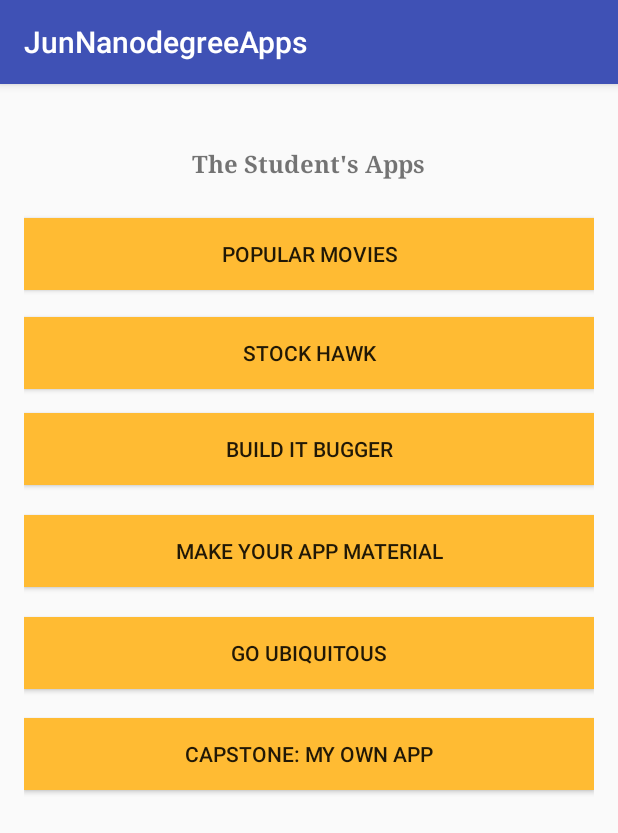
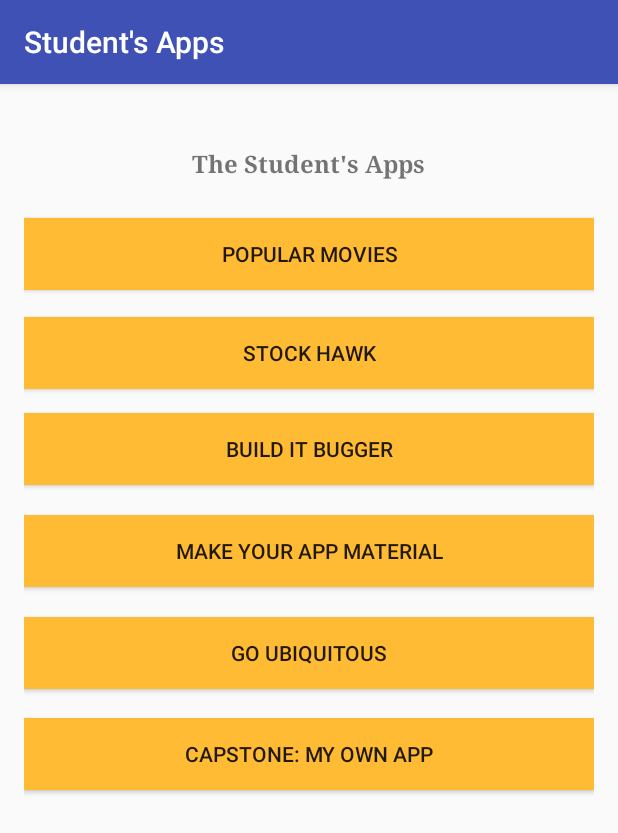
Before and after one commit to jwang1/android_proj0, an Android app: the screen it shows after launch (MainActivity), on a phone screen of 412 x 824 dp. Shown: the top 833 px of the screen. Run offline under Robolectric (Android 15) with nearby library versions, the phone set to English and light mode, and no system bars.

```diff
--- a/app/src/main/res/layout/activity_main.xml
+++ b/app/src/main/res/layout/activity_main.xml
@@ -22,8 +22,7 @@
         android:layout_marginTop="26dp"
         android:textSize="16sp"
         android:textStyle="normal|bold"
-        android:typeface="serif"
-        android:onClick="clickPopularMovies"/>
+        android:typeface="serif"/>
 
     <Button
         android:id="@+id/stock_hawk_button"
--- a/app/src/main/res/values/strings.xml
+++ b/app/src/main/res/values/strings.xml
@@ -1,5 +1,5 @@
 <resources>
-    <string name="app_name">JunNanodegreeApps</string>
+    <string name="app_name">Student\'s Apps</string>
     <string name="app_title">The Student\'s Apps</string>
     <string name="popular_movies">POPULAR MOVIES</string>
     <string name="stock_hawk">STOCK HAWK</string>
```
Also changed, not shown: app/src/main/java/com/iexpress/hello/junnanodegreeapps/MainActivity.java (+6 -5 lines).
